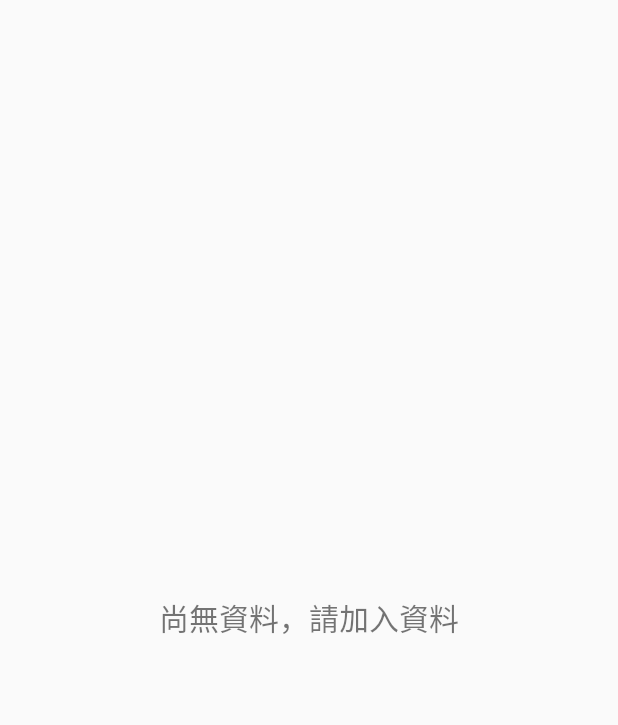
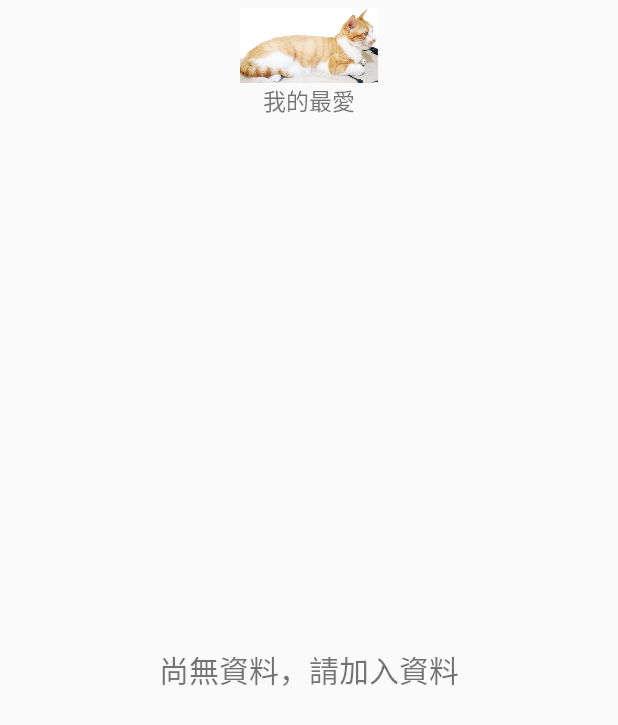
Before and after one commit to liucheyu/AniamlRegister, an Android app: the FavoriteActivity screen opened directly, with no data from a screen before it, on a phone screen of 412 x 824 dp. Shown: the top 725 px of the screen. Run offline under Robolectric (Android 15) with nearby library versions, the phone set to English and light mode, and no system bars; libraries missing offline, so code that uses them is left out: com.squareup.okhttp; pictures from the network do not load.

Commit message:
20190516_1

```diff
--- a/app/src/main/res/layout/activity_favorite.xml
+++ b/app/src/main/res/layout/activity_favorite.xml
@@ -6,7 +6,24 @@
     android:layout_height="match_parent"
     tools:context=".FavoriteActivity"
     android:orientation="vertical"
-    android:padding="20dp">
+    android:paddingTop="5dp"
+    android:paddingBottom="10dp"
+    android:paddingLeft="20dp"
+    android:paddingRight="20dp">
+
+    <ImageView
+        android:layout_width="100dp"
+        android:layout_height="50dp"
+        android:src="@mipmap/registtopimage3"
+        android:layout_gravity="center_horizontal"
+        android:layout_centerInParent="true"/>
+    <TextView
+        android:layout_width="wrap_content"
+        android:layout_height="wrap_content"
+        android:text="我的最愛"
+        android:textSize="15sp"
+        android:layout_gravity="center_horizontal"/>
+
     <RelativeLayout
         android:id="@+id/favoriteRelate"
         android:layout_width="match_parent"
```
Also changed, not shown: app/src/main/java/com/lcypj/animalregister/registerData.java (+16 -4 lines), app/src/main/res/layout/activity_main.xml (+10 -1 lines), app/src/main/res/layout/activity_register.xml (+12 -3 lines), app/src/main/res/layout/activity_register_data.xml (+18 -11 lines), app/src/main/res/mipmap-xhdpi/arrowup.jpg (added), app/src/main/res/mipmap-xhdpi/baseline_arrow_drop_left_black_36dp.png (added), app/src/main/res/mipmap-xhdpi/baseline_arrow_drop_up_black_36dp.png (added), app/src/main/res/mipmap-xhdpi/favoritetopimage2.jpg (added), app/src/main/res/mipmap-xhdpi/registtopimage2.jpg (added), app/src/main/res/mipmap-xhdpi/registtopimage3.jpg (added).
